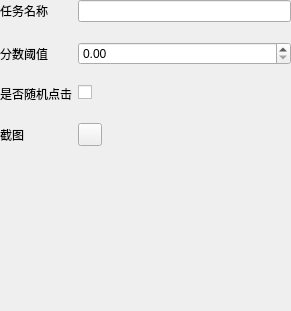
Above: src/widget/typeOpenCVForm/typeopencvform.ui from Ferrarii-430/onmyoji-script before the change. Below: the same form after it.
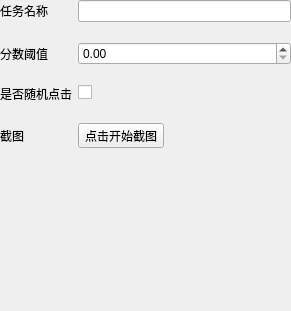
That is the form after the change.

Commit message: 更新新的鼠标点击模式、使用说明

Patch:
```diff
--- a/src/widget/typeOpenCVForm/typeopencvform.ui
+++ b/src/widget/typeOpenCVForm/typeopencvform.ui
@@ -83,7 +83,7 @@
     <item row="3" column="1">
      <widget class="QToolButton" name="btnCapture">
       <property name="text">
-       <string/>
+       <string>点击开始截图</string>
       </property>
      </widget>
     </item>
```
The commit also changes 13 other files.
